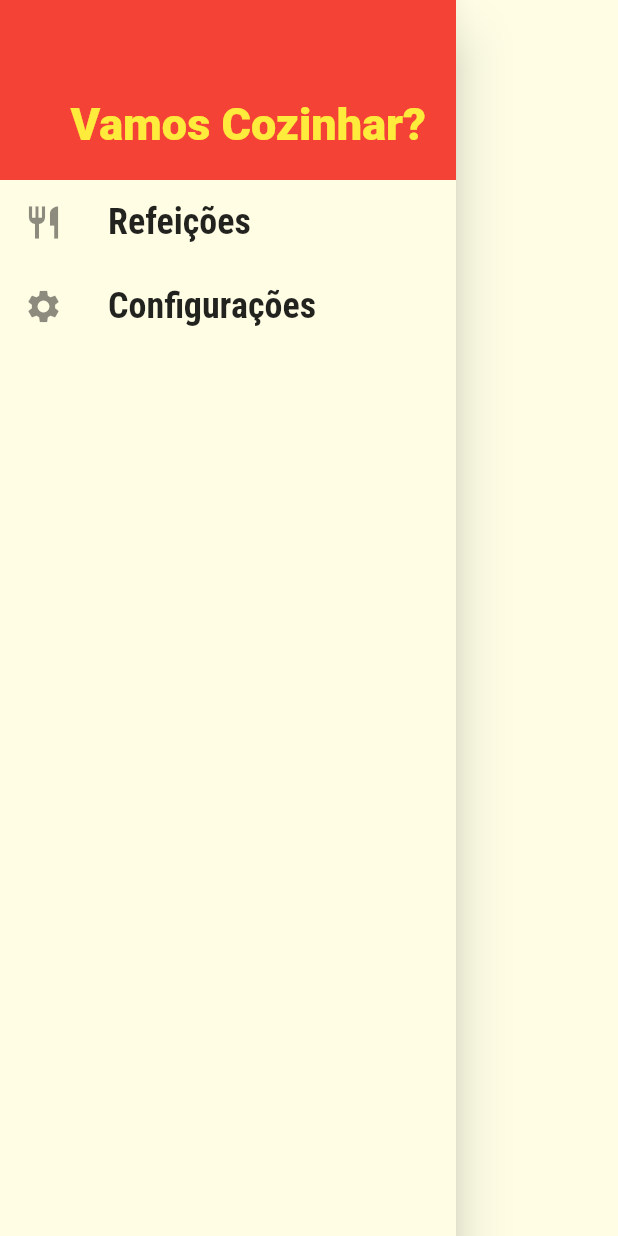
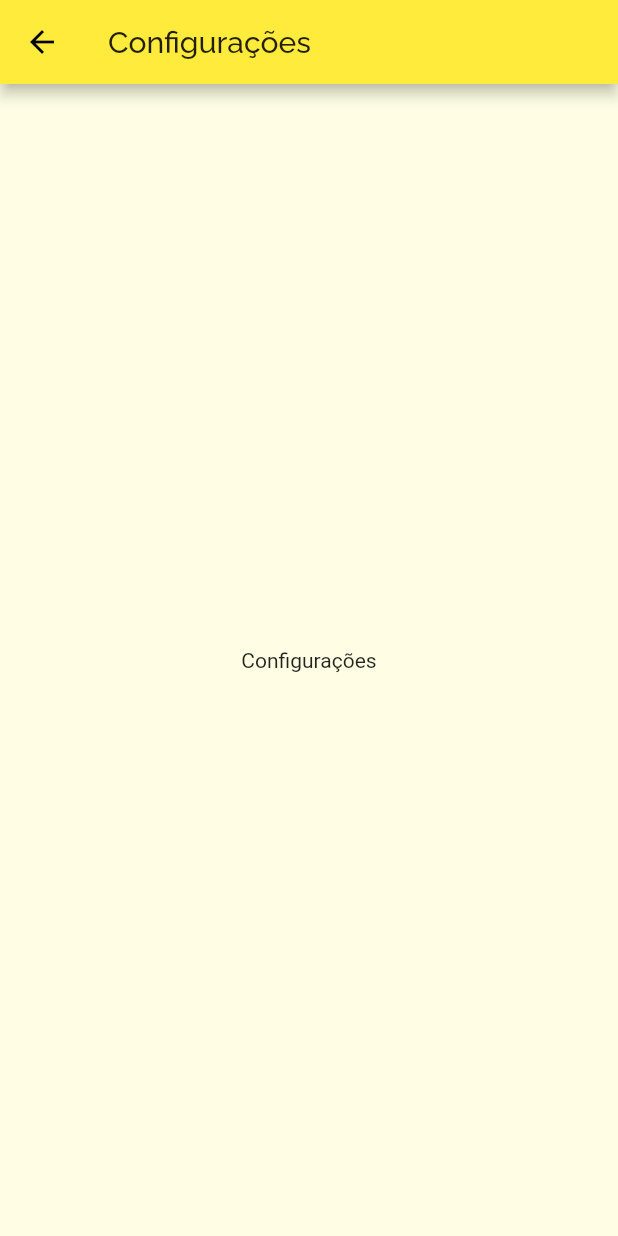
Before and after one commit to oscarbfs/Meals_app, a Flutter app: the MainDrawer widget shown alone on an empty page, opened directly, after a tap on "Configurações", on a phone screen of 412 x 824 dp. Run offline on Flutter 3.47's test engine with Material 2 defaults, Android fonts, the phone set to English and light mode, and no system bars; network calls fail.

Commit message:
Adicionando Links no Drawer

```diff
--- a/lib/components/main_drawer.dart
+++ b/lib/components/main_drawer.dart
@@ -1,8 +1,8 @@
 import 'package:flutter/material.dart';
+import '../utils/app_routes.dart';
 
 class MainDrawer extends StatelessWidget {
-
-  Widget _createItem(IconData icon, String label) {
+  Widget _createItem(IconData icon, String label, Function() onTap) {
     return ListTile(
       leading: Icon(
         icon,
@@ -16,9 +16,10 @@ class MainDrawer extends StatelessWidget {
           fontWeight: FontWeight.bold,
         ),
       ),
-      onTap: () {},
+      onTap: onTap,
     );
   }
+
   @override
   Widget build(BuildContext context) {
     return Drawer(
@@ -30,17 +31,23 @@ class MainDrawer extends StatelessWidget {
             padding: EdgeInsets.all(20),
             color: Theme.of(context).accentColor,
             alignment: Alignment.bottomRight,
-            child: Text(
-              'Vamos Cozinhar?',
-              style: TextStyle(
-                fontWeight: FontWeight.w900,
-                fontSize: 30,
-                color: Theme.of(context).primaryColor,
-              )
-            ),
+            child: Text('Vamos Cozinhar?',
+                style: TextStyle(
+                  fontWeight: FontWeight.w900,
+                  fontSize: 30,
+                  color: Theme.of(context).primaryColor,
+                )),
           ),
-          _createItem(Icons.restaurant, 'Refeições'),
-          _createItem(Icons.settings, 'Configurações'),
+          _createItem(
+            Icons.restaurant,
+            'Refeições',
+            () => Navigator.of(context).pushNamed(AppRoutes.HOME),
+          ),
+          _createItem(
+            Icons.settings,
+            'Configurações',
+            () => Navigator.of(context).pushNamed(AppRoutes.SETTINGS),
+          ),
         ],
       ),
     );
--- a/lib/main.dart
+++ b/lib/main.dart
@@ -4,6 +4,7 @@ import 'package:meals/screens/meal_detail_screen.dart';
 import 'screens/categories_screen.dart';
 import 'utils/app_routes.dart';
 import 'screens/tabs_screen.dart';
+import 'screens/settings_screen.dart';
 
 void main() => runApp(MyApp());
 
@@ -28,6 +29,7 @@ class MyApp extends StatelessWidget {
         AppRoutes.HOME: (ctx) => TabsScreen(),
         AppRoutes.CATEGORIES_MEALS: (ctx) => CategoriesMealsScreen(),
         AppRoutes.MEALS_DETAIL: (ctx) => MealDatailScreen(),
+        AppRoutes.SETTINGS: (ctx) => SettingsScreen(),
       },
     );
   }
--- /dev/null
+++ b/lib/screens/settings_screen.dart
@@ -0,0 +1,14 @@
+import 'package:flutter/material.dart';
+
+class SettingsScreen extends StatelessWidget {
+
+  @override
+  Widget build(BuildContext context) {
+    return Scaffold(
+      appBar: AppBar(
+        title: Text('Configurações'),
+      ),
+      body: Center(child: Text('Configurações'),),
+    );
+  }
+}
--- a/lib/utils/app_routes.dart
+++ b/lib/utils/app_routes.dart
@@ -2,4 +2,5 @@ class AppRoutes {
   static const HOME = '/';
   static const CATEGORIES_MEALS = '/categories-meals';
   static const MEALS_DETAIL = '/meal-detail';
+  static const SETTINGS = '/settings';
 }
```
